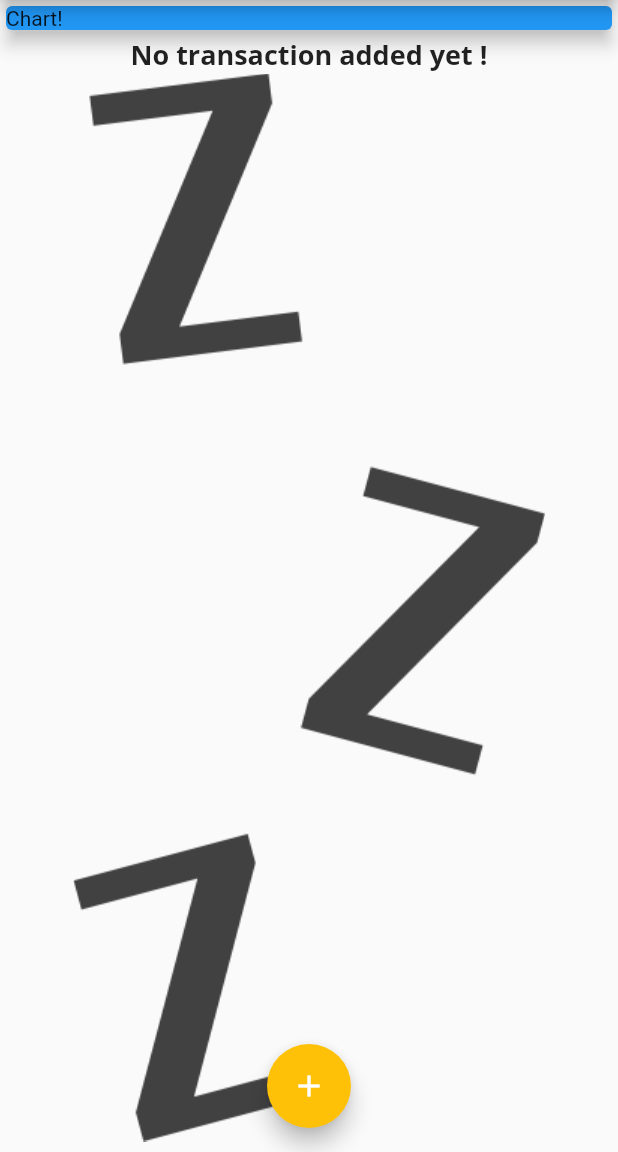
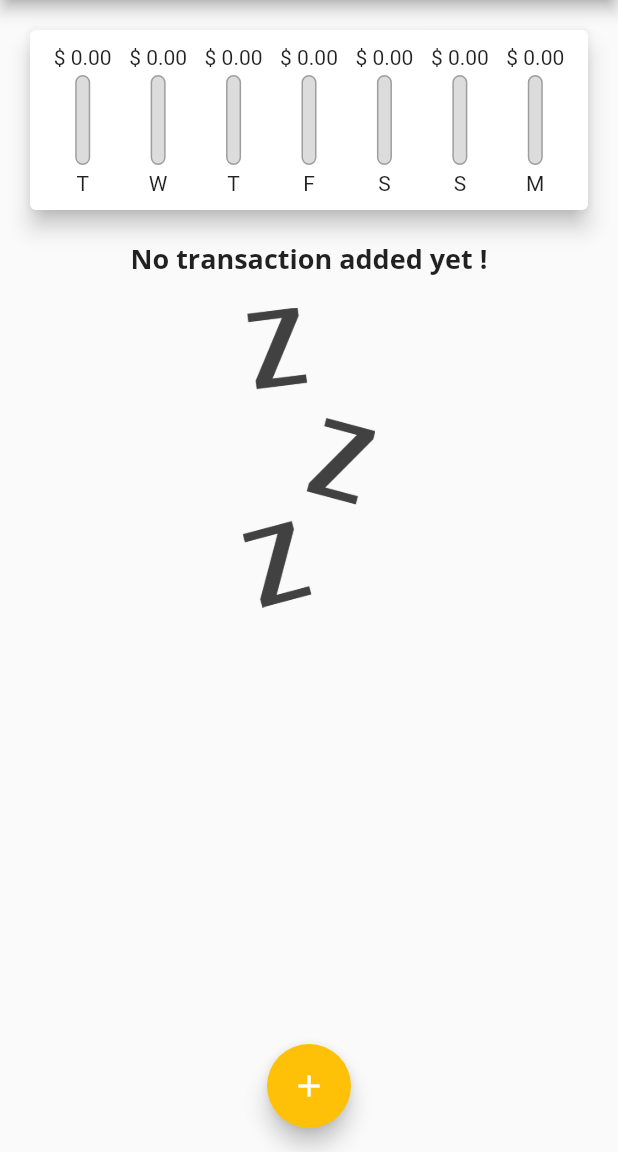
Before and after one commit to kheldar666/flutter-course, a Flutter app: the screen it shows after launch, on a phone screen of 412 x 824 dp, the part 84-1236 px from its top. Run offline on Flutter 3.47's test engine with Material 2 defaults, Android fonts, the phone set to English and light mode, and no system bars; our stand-ins replace animated_text_kit, audioplayers, cloud_firestore, firebase_auth, firebase_core, flutter_dotenv and 4 more; accounts and stored records are empty.

Commit message:
Finalising chart v1

```diff
--- a/Expense Planner/expense_planner/lib/main.dart
+++ b/Expense Planner/expense_planner/lib/main.dart
@@ -53,6 +53,12 @@ class MyHomePage extends StatefulWidget {
 class _MyHomePageState extends State<MyHomePage> {
   final List<Transaction> _userTransactions = [];
 
+  List<Transaction> get recentTransaction {
+    return _userTransactions.where((tx) {
+      return tx.date.isAfter(DateTime.now().subtract(const Duration(days: 7)));
+    }).toList();
+  }
+
   void _addNewTransaction(String txTitle, double txAmount) {
     Transaction newTransaction = Transaction(
       id: DateTime.now().toString(),
@@ -97,7 +103,7 @@ class _MyHomePageState extends State<MyHomePage> {
       body: SingleChildScrollView(
         child: Column(
           children: [
-            const TransactionChart(),
+            TransactionChart(recentTransaction),
             _userTransactions.isNotEmpty
                 ? TransactionList(_userTransactions)
                 : Column(
@@ -106,7 +112,16 @@ class _MyHomePageState extends State<MyHomePage> {
                         'No transaction added yet !',
                         style: Theme.of(context).textTheme.headline6,
                       ),
-                      Image.asset('assets/images/waiting.png'),
+                      const SizedBox(
+                        height: 20,
+                      ),
+                      SizedBox(
+                        height: 200,
+                        child: Image.asset(
+                          'assets/images/waiting.png',
+                          fit: BoxFit.cover,
+                        ),
+                      ),
                     ],
                   ),
           ],
--- /dev/null
+++ b/Expense Planner/expense_planner/lib/widgets/chart_bar.dart
@@ -0,0 +1,53 @@
+import 'package:flutter/material.dart';
+
+class ChartBar extends StatelessWidget {
+  final String label;
+  final double spendingAmount;
+  final double spendingPctOfTotal;
+
+  const ChartBar({
+    Key? key,
+    required this.label,
+    required this.spendingAmount,
+    required this.spendingPctOfTotal,
+  }) : super(key: key);
+
+  @override
+  Widget build(BuildContext context) {
+    return Column(children: [
+      FittedBox(
+        child: Text('\$ ${spendingAmount.toStringAsFixed(2)}'),
+      ),
+      const SizedBox(
+        height: 4,
+      ),
+      SizedBox(
+          height: 60,
+          width: 10,
+          child: Stack(
+            children: [
+              Container(
+                decoration: BoxDecoration(
+                  border: Border.all(color: Colors.grey, width: 1),
+                  color: const Color.fromRGBO(220, 220, 220, 1),
+                  borderRadius: BorderRadius.circular(10),
+                ),
+              ),
+              FractionallySizedBox(
+                heightFactor: spendingPctOfTotal,
+                child: Container(
+                  decoration: BoxDecoration(
+                    color: Theme.of(context).primaryColor,
+                    borderRadius: BorderRadius.circular(10),
+                  ),
+                ),
+              ),
+            ],
+          )),
+      const SizedBox(
+        height: 4,
+      ),
+      Text(label)
+    ]);
+  }
+}
--- a/Expense Planner/expense_planner/lib/widgets/transaction_chart.dart
+++ b/Expense Planner/expense_planner/lib/widgets/transaction_chart.dart
@@ -1,16 +1,66 @@
+import 'package:expense_planner/models/transaction.dart';
+import 'package:expense_planner/widgets/chart_bar.dart';
 import 'package:flutter/material.dart';
+import 'package:intl/intl.dart';
 
 class TransactionChart extends StatelessWidget {
-  const TransactionChart({Key? key}) : super(key: key);
+  const TransactionChart(this.recentTransactions, {Key? key}) : super(key: key);
+
+  final List<Transaction> recentTransactions;
+
+  double get maxSpending {
+    return groupedTransactionValues.fold(0.0, (sum, item) {
+      double amount = item['amount'] as double;
+      return sum + amount;
+    });
+  }
+
+  List<Map<String, Object>> get groupedTransactionValues {
+    return List.generate(7, (index) {
+      final weekDay = DateTime.now().subtract(Duration(days: 6 - index));
+      double totalSum = 0;
+      for (var transaction in recentTransactions) {
+        if (transaction.date.day == weekDay.day &&
+            transaction.date.month == weekDay.month &&
+            transaction.date.year == weekDay.year) {
+          totalSum += transaction.amount;
+        }
+      }
+
+      return {
+        'day': DateFormat.E().format(weekDay).substring(0, 1),
+        'amount': totalSum
+      };
+    });
+  }
 
   @override
   Widget build(BuildContext context) {
-    return const SizedBox(
+    return SizedBox(
       width: double.infinity,
       child: Card(
-        child: Text('Chart!'),
-        elevation: 5,
-        color: Colors.blue,
+        elevation: 6,
+        margin: const EdgeInsets.all(20),
+        child: Padding(
+          padding: const EdgeInsets.all(10),
+          child: Row(
+            mainAxisAlignment: MainAxisAlignment.spaceEvenly,
+            children: [
+              ...groupedTransactionValues.map((data) {
+                return Flexible(
+                  fit: FlexFit.tight,
+                  child: ChartBar(
+                    label: data['day'] as String,
+                    spendingAmount: data['amount'] as double,
+                    spendingPctOfTotal: maxSpending > 0
+                        ? (data['amount'] as double) / maxSpending
+                        : 0,
+                  ),
+                );
+              }).toList()
+            ],
+          ),
+        ),
       ),
     );
   }
```
